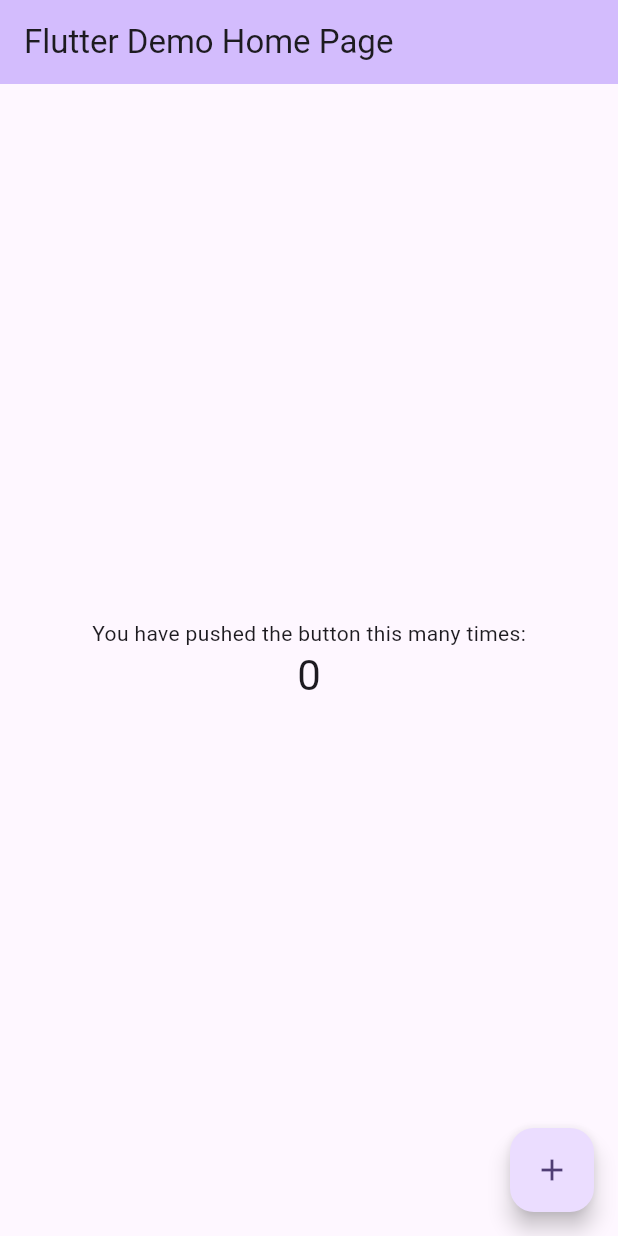
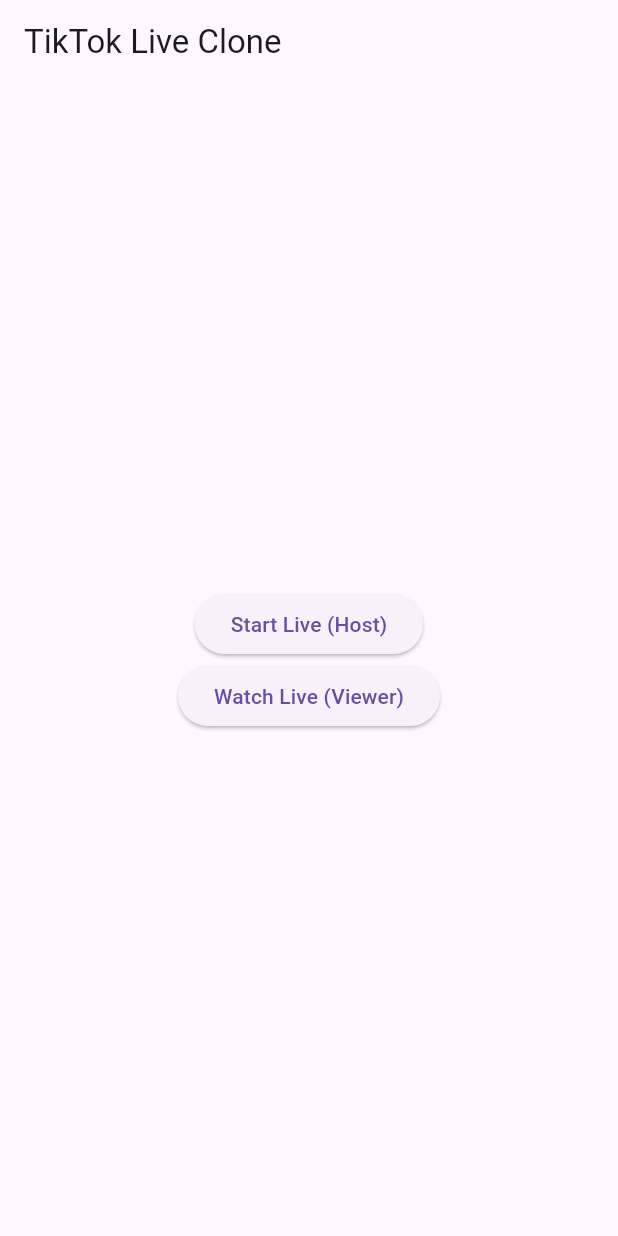
Before and after one commit to Zicrou/live_video_apps, a Flutter app: the screen it shows after launch, on a phone screen of 412 x 824 dp. Run offline on Flutter 3.47's test engine with Material 3 defaults, Android fonts, the phone set to English and light mode, and no system bars; missing offline and left inert: agora_rtc_engine.

Commit message:
Ajouter des screen host, viewer and home. Host can start live video if click 'Start Live (Host)' and Viewers can see the live

```diff
--- a/lib/main.dart
+++ b/lib/main.dart
@@ -1,122 +1,16 @@
+// /lib/main.dart
 import 'package:flutter/material.dart';
+import 'pages/home_page.dart';
 
 void main() {
-  runApp(const MyApp());
+  runApp(const LiveApp());
 }
 
-class MyApp extends StatelessWidget {
-  const MyApp({super.key});
-
-  // This widget is the root of your application.
-  @override
-  Widget build(BuildContext context) {
-    return MaterialApp(
-      title: 'Flutter Demo',
-      theme: ThemeData(
-        // This is the theme of your application.
-        //
-        // TRY THIS: Try running your application with "flutter run". You'll see
-        // the application has a purple toolbar. Then, without quitting the app,
-        // try changing the seedColor in the colorScheme below to Colors.green
-        // and then invoke "hot reload" (save your changes or press the "hot
-        // reload" button in a Flutter-supported IDE, or press "r" if you used
-        // the command line to start the app).
-        //
-        // Notice that the counter didn't reset back to zero; the application
-        // state is not lost during the reload. To reset the state, use hot
-        // restart instead.
-        //
-        // This works for code too, not just values: Most code changes can be
-        // tested with just a hot reload.
-        colorScheme: ColorScheme.fromSeed(seedColor: Colors.deepPurple),
-      ),
-      home: const MyHomePage(title: 'Flutter Demo Home Page'),
-    );
-  }
-}
-
-class MyHomePage extends StatefulWidget {
-  const MyHomePage({super.key, required this.title});
-
-  // This widget is the home page of your application. It is stateful, meaning
-  // that it has a State object (defined below) that contains fields that affect
-  // how it looks.
-
-  // This class is the configuration for the state. It holds the values (in this
-  // case the title) provided by the parent (in this case the App widget) and
-  // used by the build method of the State. Fields in a Widget subclass are
-  // always marked "final".
-
-  final String title;
-
-  @override
-  State<MyHomePage> createState() => _MyHomePageState();
-}
-
-class _MyHomePageState extends State<MyHomePage> {
-  int _counter = 0;
-
-  void _incrementCounter() {
-    setState(() {
-      // This call to setState tells the Flutter framework that something has
-      // changed in this State, which causes it to rerun the build method below
-      // so that the display can reflect the updated values. If we changed
-      // _counter without calling setState(), then the build method would not be
-      // called again, and so nothing would appear to happen.
-      _counter++;
-    });
-  }
+class LiveApp extends StatelessWidget {
+  const LiveApp({super.key});
 
   @override
   Widget build(BuildContext context) {
-    // This method is rerun every time setState is called, for instance as done
-    // by the _incrementCounter method above.
-    //
-    // The Flutter framework has been optimized to make rerunning build methods
-    // fast, so that you can just rebuild anything that needs updating rather
-    // than having to individually change instances of widgets.
-    return Scaffold(
-      appBar: AppBar(
-        // TRY THIS: Try changing the color here to a specific color (to
-        // Colors.amber, perhaps?) and trigger a hot reload to see the AppBar
-        // change color while the other colors stay the same.
-        backgroundColor: Theme.of(context).colorScheme.inversePrimary,
-        // Here we take the value from the MyHomePage object that was created by
-        // the App.build method, and use it to set our appbar title.
-        title: Text(widget.title),
-      ),
-      body: Center(
-        // Center is a layout widget. It takes a single child and positions it
-        // in the middle of the parent.
-        child: Column(
-          // Column is also a layout widget. It takes a list of children and
-          // arranges them vertically. By default, it sizes itself to fit its
-          // children horizontally, and tries to be as tall as its parent.
-          //
-          // Column has various properties to control how it sizes itself and
-          // how it positions its children. Here we use mainAxisAlignment to
-          // center the children vertically; the main axis here is the vertical
-          // axis because Columns are vertical (the cross axis would be
-          // horizontal).
-          //
-          // TRY THIS: Invoke "debug painting" (choose the "Toggle Debug Paint"
-          // action in the IDE, or press "p" in the console), to see the
-          // wireframe for each widget.
-          mainAxisAlignment: MainAxisAlignment.center,
-          children: <Widget>[
-            const Text('You have pushed the button this many times:'),
-            Text(
-              '$_counter',
-              style: Theme.of(context).textTheme.headlineMedium,
-            ),
-          ],
-        ),
-      ),
-      floatingActionButton: FloatingActionButton(
-        onPressed: _incrementCounter,
-        tooltip: 'Increment',
-        child: const Icon(Icons.add),
-      ), // This trailing comma makes auto-formatting nicer for build methods.
-    );
+    return MaterialApp(debugShowCheckedModeBanner: false, home: HomePage());
   }
 }
--- /dev/null
+++ b/lib/pages/home_page.dart
@@ -0,0 +1,34 @@
+// /lib/pages/home_page.dart
+import 'package:flutter/material.dart';
+import 'host_page.dart';
+import 'viewer_page.dart';
+
+class HomePage extends StatelessWidget {
+  @override
+  Widget build(BuildContext context) {
+    return Scaffold(
+      appBar: AppBar(title: const Text("TikTok Live Clone")),
+      body: Center(
+        child: Column(
+          mainAxisAlignment: MainAxisAlignment.center,
+          children: [
+            ElevatedButton(
+              child: const Text("Start Live (Host)"),
+              onPressed: () => Navigator.push(
+                context,
+                MaterialPageRoute(builder: (_) => HostPage()),
+              ),
+            ),
+            ElevatedButton(
+              child: const Text("Watch Live (Viewer)"),
+              onPressed: () => Navigator.push(
+                context,
+                MaterialPageRoute(builder: (_) => ViewerPage()),
+              ),
+            ),
+          ],
+        ),
+      ),
+    );
+  }
+}
--- a/pubspec.yaml
+++ b/pubspec.yaml
@@ -30,6 +30,10 @@
 dependencies:
   flutter:
     sdk: flutter
+  agora_rtc_engine: ^6.3.0
+  permission_handler: ^11.0.1
+  # agora_uikit: ^1.3.10
+  http: ^0.13.0
 
   # The following adds the Cupertino Icons font to your application.
   # Use with the CupertinoIcons class for iOS style icons.
```
Also changed, not shown: lib/pages/host_page.dart (added, +89 -0 lines), lib/pages/viewer_page.dart (added, +76 -0 lines), lib/services/api.dart (added, +20 -0 lines), pubspec.lock, 13 other files.
